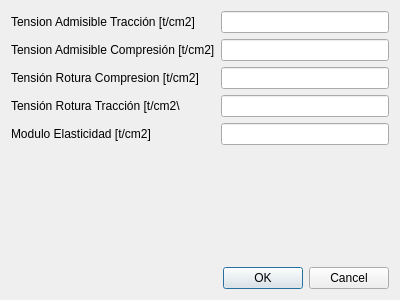
First picture: the form in mkstools/dialogs/dlgeditacero.ui, repository diegowald/mkstools, before the edit.
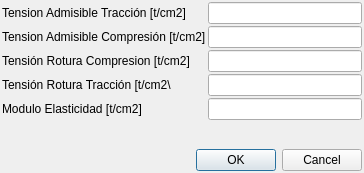
Second picture: the form after the edit.

```diff
--- a/mkstools/dialogs/dlgeditacero.ui
+++ b/mkstools/dialogs/dlgeditacero.ui
@@ -6,16 +6,37 @@
    <rect>
     <x>0</x>
     <y>0</y>
-    <width>400</width>
-    <height>300</height>
+    <width>364</width>
+    <height>173</height>
    </rect>
   </property>
   <property name="windowTitle">
    <string>Acero</string>
   </property>
   <layout class="QVBoxLayout" name="verticalLayout">
+   <property name="spacing">
+    <number>2</number>
+   </property>
+   <property name="leftMargin">
+    <number>2</number>
+   </property>
+   <property name="topMargin">
+    <number>2</number>
+   </property>
+   <property name="rightMargin">
+    <number>2</number>
+   </property>
+   <property name="bottomMargin">
+    <number>2</number>
+   </property>
    <item>
     <layout class="QFormLayout" name="formLayout">
+     <property name="horizontalSpacing">
+      <number>2</number>
+     </property>
+     <property name="verticalSpacing">
+      <number>2</number>
+     </property>
      <item row="0" column="0">
       <widget class="QLabel" name="label">
        <property name="text">
```
